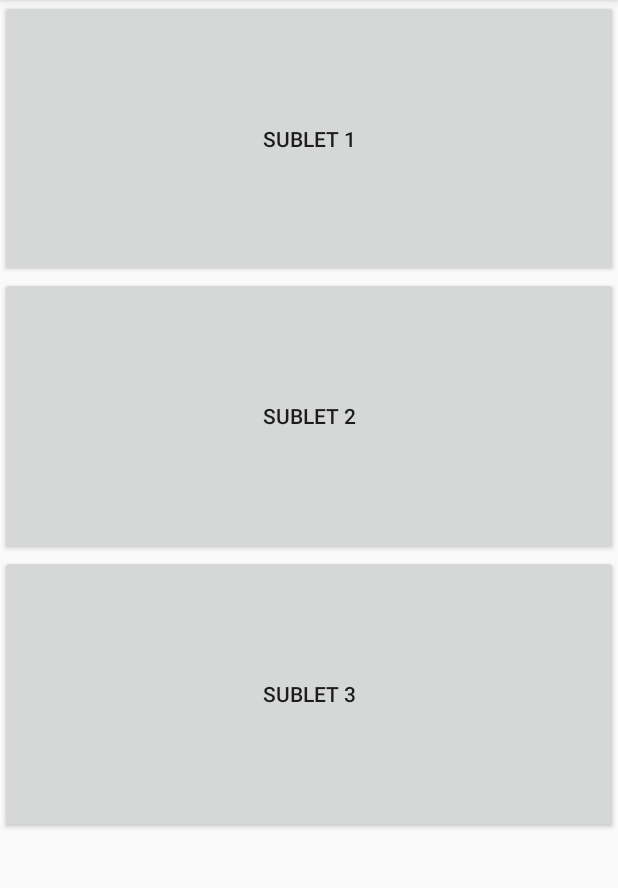
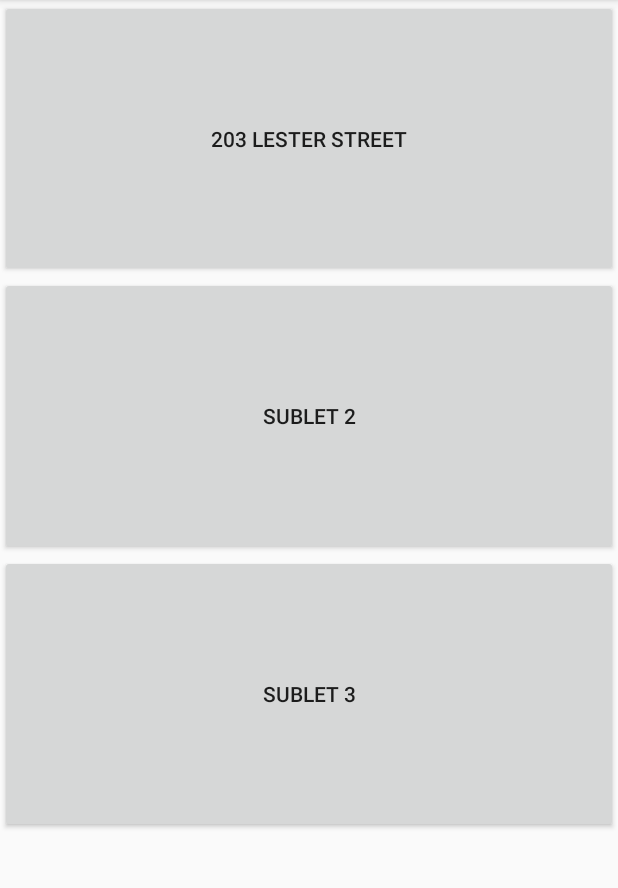
Before and after one commit to hsennik/SubLit, an Android app: the MyPostingsActivity screen opened directly, with no data from a screen before it, on a phone screen of 412 x 824 dp, the part 84-972 px from its top. Run offline under Robolectric (Android 15) with nearby library versions, the phone set to English and light mode, and no system bars.

Commit message:
small changesupdate to settings and mypostings

```diff
--- a/app/src/main/java/com/example/easysub/MapsFragment.java
+++ b/app/src/main/java/com/example/easysub/MapsFragment.java
@@ -47,14 +47,14 @@ public class MapsFragment extends Fragment {
                 LatLng laurier = new LatLng(43.472295, -80.525170);
                 LatLng uptown = new LatLng(43.468747, -80.522165);
                 CameraPosition cameraPosition = new CameraPosition.Builder().target(uwaterloo).zoom(12).build();
-                if ((Global.decidingvar==1)||(Global.decidingvar==6)) {
+                if (Global.decidingvar==1) {
                     // For dropping a marker at a point on the Map
                     Marker m1 = googleMap.addMarker(new MarkerOptions().position(uwaterloo).title("University of Waterloo").snippet("FOR RENT"));
                     Marker m2 = googleMap.addMarker(new MarkerOptions().position(lester).title("203 Lester Street").snippet("PARTY CENTRAL"));
                     // For zooming automatically to the location of the marker
                     //CameraPosition cameraPosition = new CameraPosition.Builder().target(uwaterloo).zoom(12).build();
                 }
-                if ((Global.decidingvar==2)||(Global.decidingvar==6)){
+                if (Global.decidingvar==2){
                     Marker m2 = googleMap.addMarker(new MarkerOptions().position(lester).title("203 Lester Street").snippet("PARTY CENTRAL"));
                     // For zooming automatically to the location of the marker
                     cameraPosition = new CameraPosition.Builder().target(lester).zoom(12).build();}
@@ -62,7 +62,7 @@ public class MapsFragment extends Fragment {
                     Marker m3= googleMap.addMarker(new MarkerOptions().position(keats).title("111 Keats Way Place").snippet("Nice place"));// For zooming automatically to the location of the marker
                     cameraPosition = new CameraPosition.Builder().target(keats).zoom(12).build();
                 }
-                if((Global.decidingvar==4)||(Global.decidingvar==6)){
+                if(Global.decidingvar==4){
                     //else if this is checked
 
                     Marker m4 = googleMap.addMarker(new MarkerOptions().position(laurier).title("16 Ezra Avenue").snippet("St. Patties..."));// For zooming automatically to the location of the marker
--- a/app/src/main/java/com/example/easysub/MyPostingsActivity.java
+++ b/app/src/main/java/com/example/easysub/MyPostingsActivity.java
@@ -15,10 +15,10 @@ public class MyPostingsActivity extends AppCompatActivity {
         super.onCreate(savedInstanceState);
         setContentView(R.layout.activity_mypostings);
 
-        Button btn_mysublet = (Button) findViewById(R.id.mysublet_button);
+        Button btn_mysublet = (Button) findViewById(R.id.lester_button);
         btn_mysublet.setOnClickListener(new View.OnClickListener(){
             public void onClick(View v) {
-                startActivity(new Intent(MyPostingsActivity.this, PostingActivity.class));}
+                startActivity(new Intent(MyPostingsActivity.this, MyOnePostingActivity.class));}
         });
     }
 }
--- a/app/src/main/res/layout/activity_mypostings.xml
+++ b/app/src/main/res/layout/activity_mypostings.xml
@@ -7,8 +7,8 @@
     <Button
         android:layout_width="match_parent"
         android:layout_height="wrap_content"
-        android:text="SUBLET 1"
-        android:id="@+id/mysublet_button"
+        android:text="203 Lester Street"
+        android:id="@+id/lester_button"
         android:layout_gravity="center_horizontal"
         android:layout_weight="0.22" />
 
```
